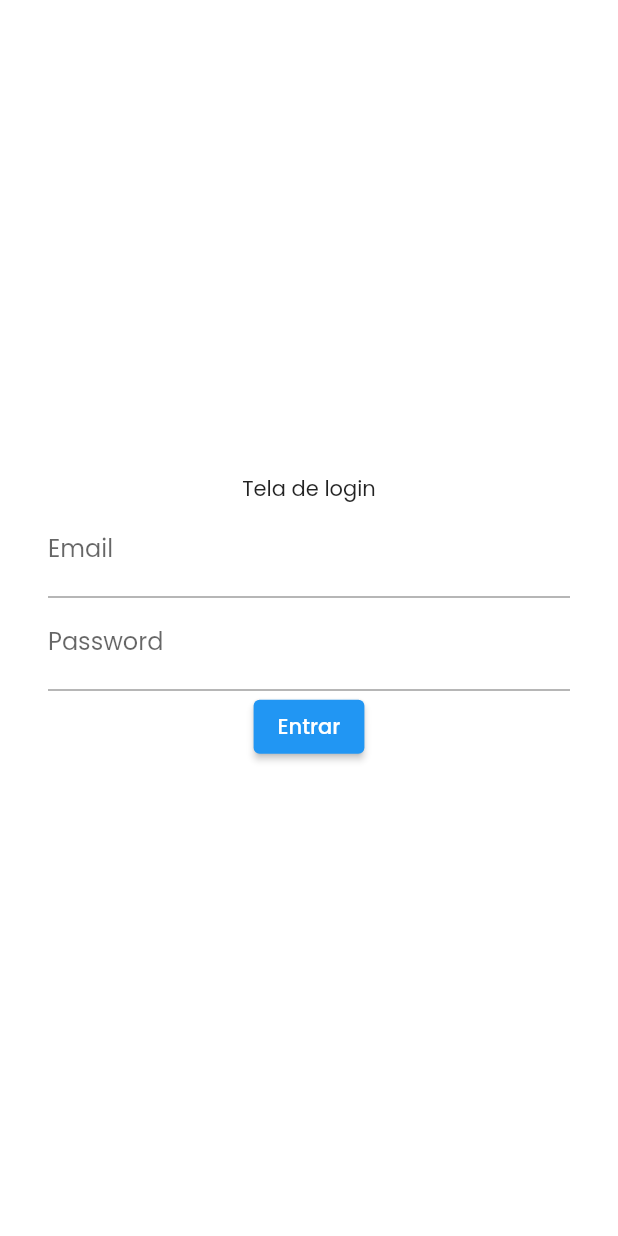
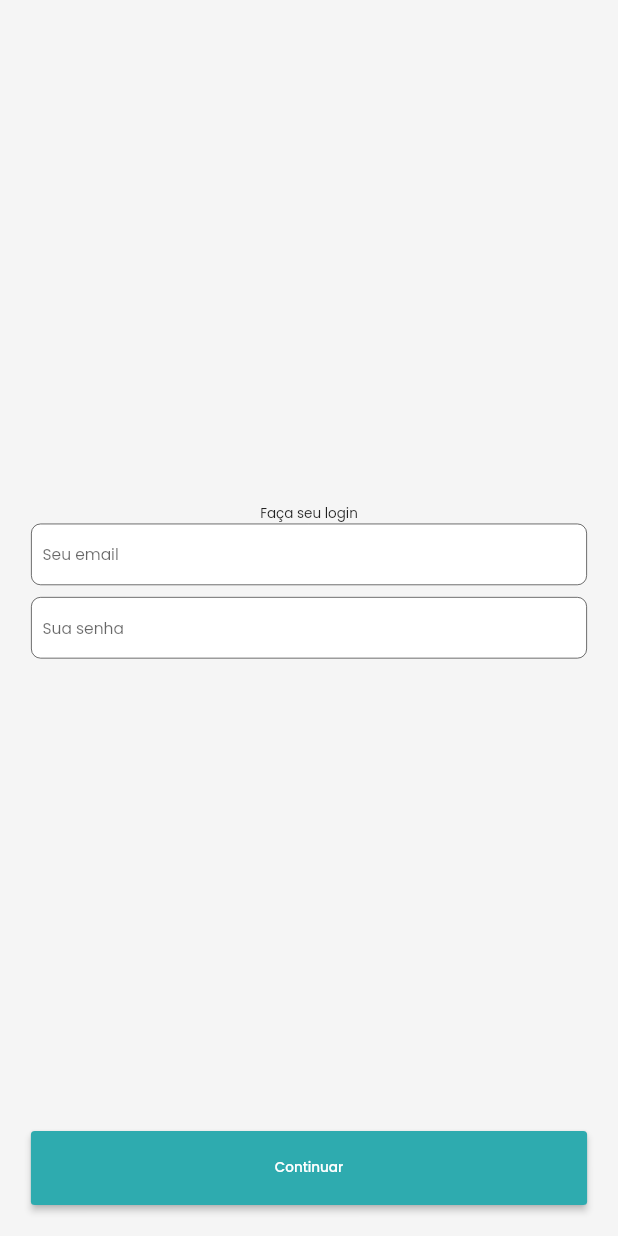
Before and after one commit to lmtsufape/nutricao-animal-app, a Flutter app: the screen it shows after launch, on a phone screen of 412 x 824 dp. Run offline on Flutter 3.47's test engine with Material 2 defaults, Android fonts, the phone set to English and light mode, and no system bars; our stand-ins replace device_preview, dio, google_fonts, responsive_framework.

Commit message:
some components added

```diff
--- a/lib/app.dart
+++ b/lib/app.dart
@@ -1,4 +1,6 @@
+import 'package:device_preview/device_preview.dart';
 import 'package:flutter/material.dart';
+import 'package:responsive_framework/responsive_wrapper.dart';
 import 'package:thunderapp/screens/screens_index.dart';
 import 'package:thunderapp/shared/constants/app_theme.dart';
 
@@ -12,6 +14,23 @@ class App extends StatelessWidget {
   @override
   Widget build(BuildContext context) {
     return MaterialApp(
+      useInheritedMediaQuery: true,
+      locale: DevicePreview.locale(context),
+      builder:(context, child) {
+        return DevicePreview.appBuilder(context,
+        ResponsiveWrapper.builder(
+          child,
+          minWidth: 640,
+          maxWidth: 1980,
+          defaultScale: true,
+          breakpoints: const[
+            ResponsiveBreakpoint.resize(480, name: MOBILE),
+            ResponsiveBreakpoint.resize(768, name: TABLET),
+            ResponsiveBreakpoint.resize(1024, name: DESKTOP),
+          ]
+        )
+        );
+      },
       debugShowCheckedModeBanner: false,
       home: const SplashScreen(),
       theme: AppTheme.getLightTheme(),
--- /dev/null
+++ b/lib/components/buttons/primary_button.dart
@@ -0,0 +1,22 @@
+import 'package:flutter/material.dart';
+import 'package:thunderapp/shared/constants/style_constants.dart';
+
+class PrimaryButton extends StatelessWidget {
+  const PrimaryButton({Key? key, required this.text, required this.onPressed}) : super(key: key);
+  final String text;
+  final Function onPressed;
+  @override
+  Widget build(BuildContext context) {
+      return SizedBox(
+        width: MediaQuery.of(context).size.width,
+        height: MediaQuery.of(context).size.height * 0.06,
+        child: ElevatedButton(
+          style: ElevatedButton.styleFrom(
+            primary: kPrimaryColor
+          ),
+          onPressed: () => onPressed(),
+          child: Text(text),
+        ),
+      );
+  }
+}
--- /dev/null
+++ b/lib/components/forms/custom_text_form_field.dart
@@ -0,0 +1,33 @@
+import 'package:flutter/material.dart';
+import 'package:flutter/src/foundation/key.dart';
+import 'package:flutter/src/widgets/framework.dart';
+import 'package:thunderapp/shared/constants/app_number_constants.dart';
+
+class CustomTextFormField extends StatelessWidget {
+  const CustomTextFormField({Key? key,  this.label, this.controller, this.keyboardType, this.obscureText, this.hintText, this.isPassword}) : super(key: key);
+  final String? label;
+  final String? hintText;
+  final TextEditingController? controller;
+  final TextInputType? keyboardType;
+  final bool? obscureText;
+  final bool? isPassword;
+  @override
+  Widget build(BuildContext context) {
+    return SizedBox(
+      child: TextFormField(
+        obscureText: isPassword ?? false,
+        decoration: InputDecoration(
+          border: OutlineInputBorder(
+            borderRadius: BorderRadius.circular(10),
+
+          ),
+          labelText: label,
+          filled: true,
+          fillColor: Colors.white,
+          hintText: hintText,
+
+        ),
+      ),
+    );
+  }
+}
--- a/lib/main.dart
+++ b/lib/main.dart
@@ -1,3 +1,4 @@
+import 'package:device_preview/device_preview.dart';
 import 'package:flutter/cupertino.dart';
 import 'package:logging/logging.dart';
 import 'package:provider/provider.dart';
@@ -16,5 +17,7 @@ main() {
     ChangeNotifierProvider(create: (_) => SelectedItem())
   ], child: const App());
 
-  runApp(const App());
+  runApp(DevicePreview(
+    enabled: true,
+    builder: (context) =>  const App()));
 }
--- a/lib/screens/signin/sign_in_screen.dart
+++ b/lib/screens/signin/sign_in_screen.dart
@@ -2,6 +2,9 @@ import 'package:flutter/material.dart';
 import 'package:flutter/src/foundation/key.dart';
 import 'package:flutter/src/widgets/framework.dart';
 import 'package:provider/provider.dart';
+import 'package:thunderapp/components/buttons/primary_button.dart';
+import 'package:thunderapp/components/forms/custom_text_form_field.dart';
+import 'package:thunderapp/components/utils/vertical_spacer_box.dart';
 import 'package:thunderapp/screens/screens_index.dart';
 import 'package:thunderapp/screens/signin/components/email_form.dart';
 import 'package:thunderapp/screens/signin/components/password_form.dart';
@@ -10,6 +13,8 @@ import 'package:thunderapp/screens/signin/sign_in_model.dart';
 import 'package:thunderapp/shared/constants/app_number_constants.dart';
 import 'package:thunderapp/shared/constants/style_constants.dart';
 import 'package:thunderapp/shared/core/selected_item.dart';
+
+import '../../shared/constants/app_enums.dart';
 
 class SignInScreen extends StatelessWidget {
   const SignInScreen({Key? key}) : super(key: key);
@@ -29,16 +34,21 @@ class SignInScreen extends StatelessWidget {
                   mainAxisAlignment: MainAxisAlignment.center,
                   crossAxisAlignment: CrossAxisAlignment.center,
                   children: [
-                    const Text('Tela de login'),
+                    const Spacer(),
+                    const Text('Faça seu login'),
                     // Text(context.read<SelectedItem>().title),
-                    EmailForm(onChanged: (value) => controller.email = value),
-                    PasswordForm(
-                        onChanged: (value) => controller.password = value),
+                    CustomTextFormField(
+                      hintText: 'Seu email',
+                    ),
+                    const VerticalSpacerBox(size: SpacerSize.small),
+                    CustomTextFormField(
+                      hintText: 'Sua senha',
+                      isPassword: true,
+                    ),
+                    const Spacer(),
                     controller.status == SignInStatus.loading
                         ? const CircularProgressIndicator()
-                        : ElevatedButton(
-                            onPressed: () => controller.signIn(),
-                            child: const Text('Entrar'))
+                        : PrimaryButton(text: 'Continuar', onPressed: () {})
                   ],
                 ),
               ),
--- /dev/null
+++ b/lib/shared/constants/app_enums.dart
@@ -0,0 +1,7 @@
+enum SpacerSize {
+  tiny,
+  small,
+  medium,
+  large,
+  huge
+}
--- a/lib/shared/constants/app_number_constants.dart
+++ b/lib/shared/constants/app_number_constants.dart
@@ -1 +1,6 @@
-const kDefaultPadding = 32.0;
+const double kDefaultPadding = 32.0;
+const double kTinySize = 8;
+const double kSmallSize = 12;
+const double kMediumSize = 16;
+const double kLargeSize = 24;
+const double kHugeSize = 32;
--- a/lib/shared/constants/app_theme.dart
+++ b/lib/shared/constants/app_theme.dart
@@ -4,7 +4,7 @@ import 'package:thunderapp/shared/constants/style_constants.dart';
 class AppTheme {
   static ThemeData getLightTheme() {
     return ThemeData(
-      scaffoldBackgroundColor: kPrimaryColor,
+      scaffoldBackgroundColor: kBackgroundColor,
       fontFamily: kDefaultFontFamily,
     );
   }
--- a/lib/shared/constants/style_constants.dart
+++ b/lib/shared/constants/style_constants.dart
@@ -8,6 +8,7 @@ import 'package:google_fonts/google_fonts.dart';
 /**FONT CONFIGURATION*/
 final kDefaultFontFamily = GoogleFonts.poppins().fontFamily;
 /**COLORS */
-const Color kPrimaryColor = Color.fromARGB(255, 255, 255, 255);
+const Color kPrimaryColor = Color.fromARGB(255, 46, 171, 175);
+const Color kBackgroundColor = Color(0xFFF5F5F5);
 const Color kSecondaryColor = Color(0xFF00A8C5);
 const Color kDetailColor = Color.fromARGB(255, 195, 78, 224);
--- a/pubspec.yaml
+++ b/pubspec.yaml
@@ -46,6 +46,7 @@ dependencies:
   path_provider: ^2.0.10
   logging: ^1.0.2
   google_fonts: ^3.0.1
+  device_preview: ^1.1.0
 
 dev_dependencies:
   flutter_test:
```
Also changed, not shown: lib/components/utils/horizontal_spacer_box.dart (added, +36 -0 lines), lib/components/utils/vertical_spacer_box.dart (added, +38 -0 lines), pubspec.lock, 5 other files.
